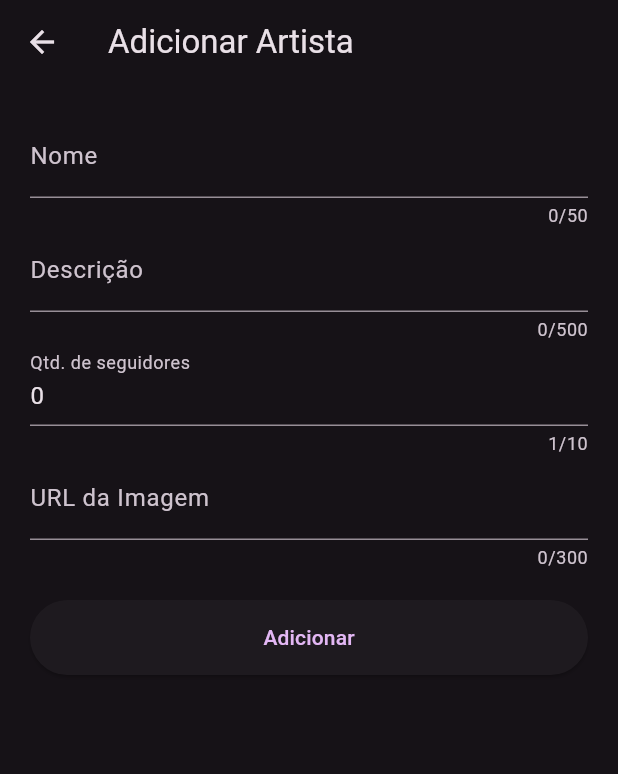
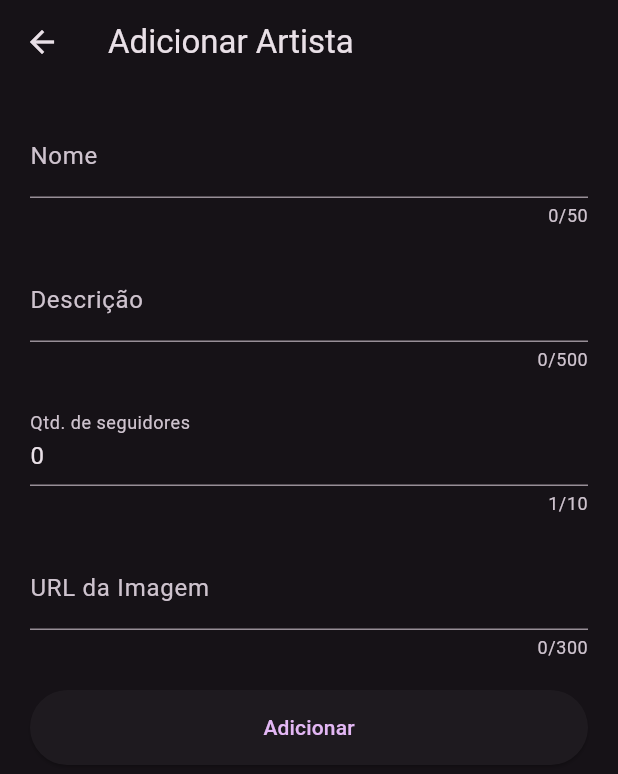
Before and after one commit to paivajonathan/musicfy, a Flutter app: the AddEditArtistScreen screen opened directly, on a phone screen of 412 x 824 dp. Shown: the top 774 px of the screen. Run offline on Flutter 3.47's test engine with Material 3 defaults, Android fonts, the phone set to English and light mode, and no system bars; our stand-ins replace firebase_auth, firebase_core, flutter_riverpod, google_sign_in; accounts and stored records are empty.

Commit message:
feat: add spacing to forms

```diff
--- a/lib/screens/add_edit_artist.dart
+++ b/lib/screens/add_edit_artist.dart
@@ -177,9 +177,19 @@ class _AddEditArtistScreenState extends State<AddEditArtistScreen> {
         description: _enteredDescription,
       ));
     } catch (e) {
+      if (!mounted) {
+        return;
+      }
+
       ScaffoldMessenger.of(context)
         ..clearSnackBars()
-        ..showSnackBar(SnackBar(content: Text(e.toString())));
+        ..showSnackBar(
+          SnackBar(
+            content: Text(
+              e.toString().replaceAll("Exception: ", ""),
+            ),
+          ),
+        );
     } finally {
       setState(() {
         _isButtonLoading = false;
@@ -224,6 +234,9 @@ class _AddEditArtistScreenState extends State<AddEditArtistScreen> {
                       _enteredName = value!;
                     },
                   ),
+                  const SizedBox(
+                    height: 20,
+                  ),
                   TextFormField(
                     maxLength: 500,
                     decoration: const InputDecoration(
@@ -241,6 +254,9 @@ class _AddEditArtistScreenState extends State<AddEditArtistScreen> {
                     onSaved: (value) {
                       _enteredDescription = value!;
                     },
+                  ),
+                  const SizedBox(
+                    height: 20,
                   ),
                   TextFormField(
                     maxLength: 10,
@@ -262,6 +278,9 @@ class _AddEditArtistScreenState extends State<AddEditArtistScreen> {
                     onSaved: (value) {
                       _enteredFollowersQuantity = int.parse(value!);
                     },
+                  ),
+                  const SizedBox(
+                    height: 20,
                   ),
                   TextFormField(
                     maxLength: 300,
@@ -291,7 +310,9 @@ class _AddEditArtistScreenState extends State<AddEditArtistScreen> {
                       _enteredImageUrl = value!;
                     },
                   ),
-                  const SizedBox(height: 20),
+                  const SizedBox(
+                    height: 20,
+                  ),
                   ElevatedButton(
                     style: ElevatedButton.styleFrom(
                       fixedSize: Size(MediaQuery.of(context).size.width, 50),
```
Also changed, not shown: lib/screens/add_edit_song.dart (+7 -2 lines).
